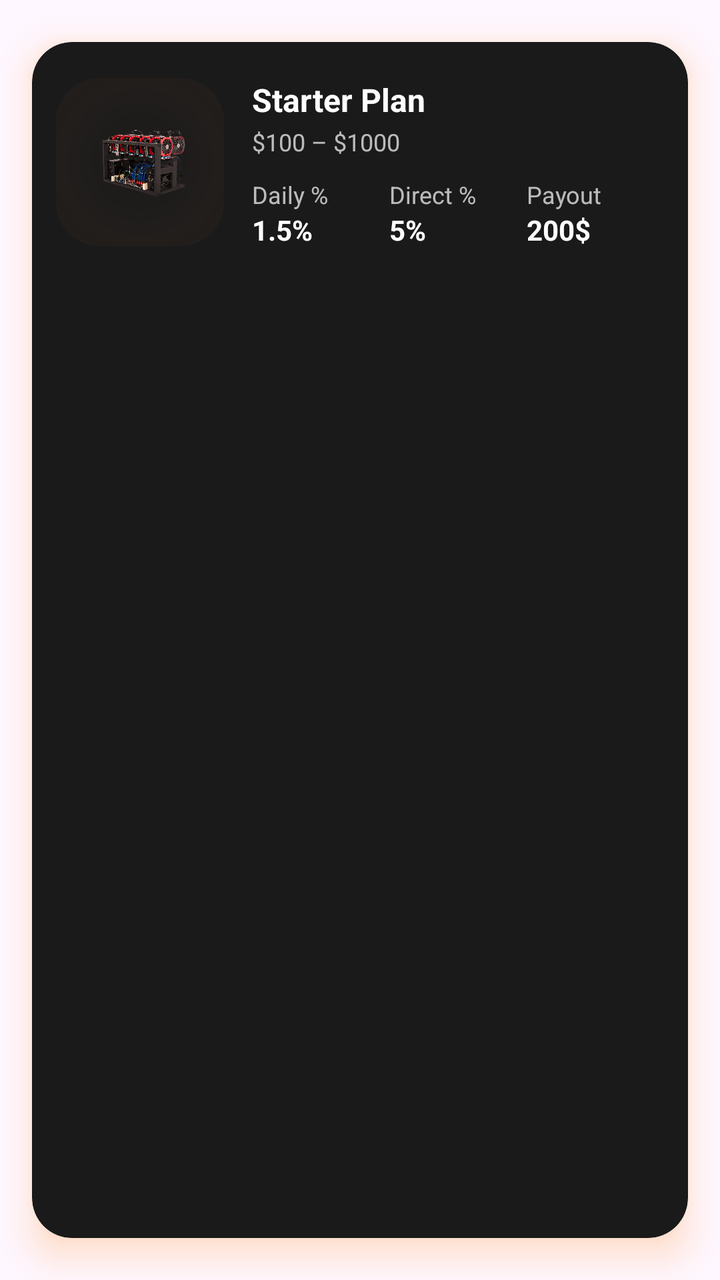
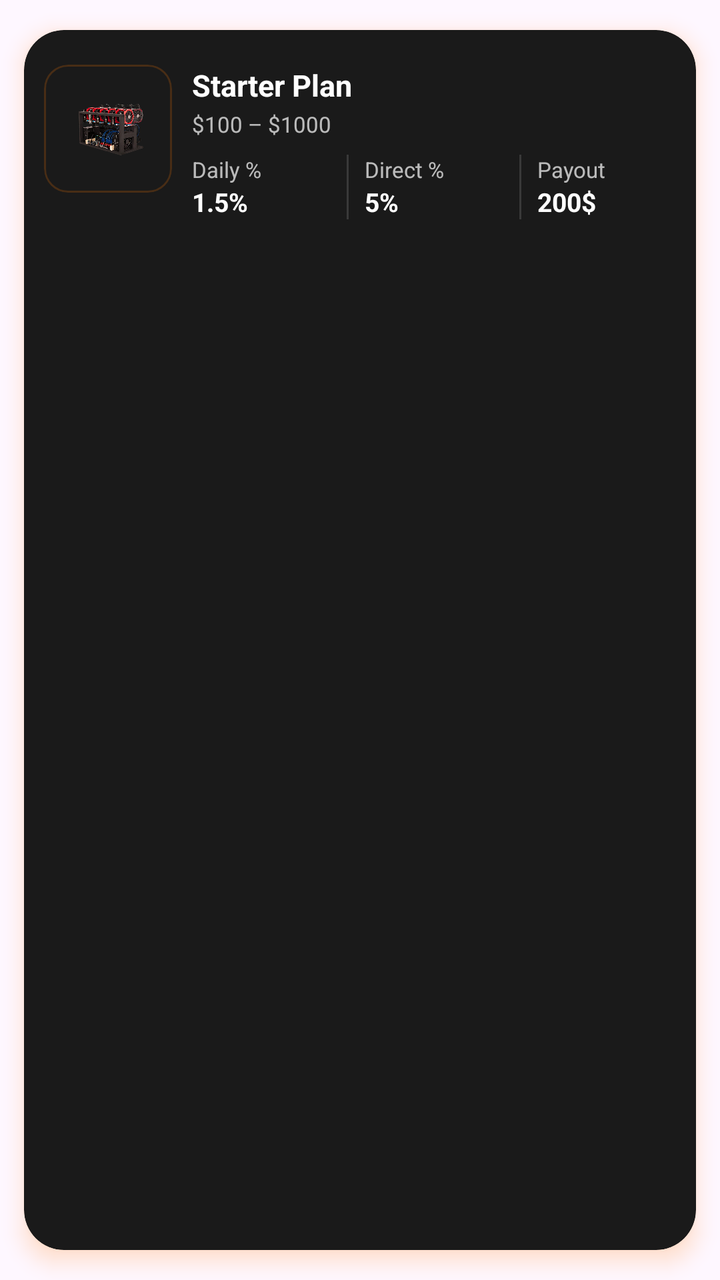

Screens rendered from an Android XML layout before and after an edit, with the pre-edit source and the edit as a unified diff.
<!-- AndroidManifest.xml: application theme Theme.Bitbloom -->
<!-- res/layout/item_plan.xml -->
<?xml version="1.0" encoding="utf-8"?>
<com.google.android.material.card.MaterialCardView xmlns:android="http://schemas.android.com/apk/res/android"
    xmlns:app="http://schemas.android.com/apk/res-auto"
    android:layout_width="match_parent"
    android:layout_height="wrap_content"
    android:foreground="?attr/selectableItemBackground"
    android:outlineAmbientShadowColor="#FF7B00"
    android:outlineSpotShadowColor="#FF7B00"
    app:cardBackgroundColor="@color/main_card_color"
    app:cardCornerRadius="20dp"
    app:cardElevation="10dp"
    app:cardMaxElevation="10dp"
    app:cardUseCompatPadding="true"
    app:strokeColor="@android:color/transparent"
    app:strokeWidth="0dp">

    <LinearLayout
        android:layout_width="match_parent"
        android:layout_height="wrap_content"
        android:orientation="horizontal"
        android:paddingHorizontal="12dp"
        android:paddingVertical="18dp">

        
        <FrameLayout
            android:layout_width="84dp"
            android:layout_height="84dp"
            android:layout_marginEnd="14dp"
            android:background="@drawable/bg_auth_card"
            android:padding="1dp">

            <ImageView
                android:id="@+id/ivPlan"
                android:layout_width="match_parent"
                android:layout_height="match_parent"
                android:scaleType="centerInside"
                android:src="@drawable/mining_1" />
        </FrameLayout>

        
        <LinearLayout
            android:layout_width="0dp"
            android:layout_height="wrap_content"
            android:layout_weight="1"
            android:orientation="vertical">

            <TextView
                android:id="@+id/tvName"
                android:layout_width="wrap_content"
                android:layout_height="wrap_content"
                android:text="@string/item_plan_starter_plan"
                android:textColor="@color/white"
                android:textSize="16sp"
                android:textStyle="bold" />

            <TextView
                android:id="@+id/tvRange"
                android:layout_width="wrap_content"
                android:layout_height="wrap_content"
                android:layout_marginTop="2dp"
                android:text="@string/item_plan_n_100_1000"
                android:textColor="@color/grey"
                android:textSize="12sp" />

            <LinearLayout
                android:layout_width="match_parent"
                android:layout_height="wrap_content"
                android:layout_marginTop="10dp"
                android:orientation="horizontal"
                android:weightSum="3">

                <LinearLayout
                    android:layout_width="0dp"
                    android:layout_height="wrap_content"
                    android:layout_weight="1"
                    android:orientation="vertical">

                    <TextView
                        android:layout_width="wrap_content"
                        android:layout_height="wrap_content"
                        android:text="@string/item_plan_daily"
                        android:textColor="@color/grey"
                        android:textSize="12sp" />

                    <TextView
                        android:id="@+id/tvDaily"
                        android:layout_width="wrap_content"
                        android:layout_height="wrap_content"
                        android:text="@string/item_plan_n_1_5"
                        android:textColor="@color/white"
                        android:textSize="14sp"
                        android:textStyle="bold" />
                </LinearLayout>

                <LinearLayout
                    android:layout_width="0dp"
                    android:layout_height="wrap_content"
                    android:layout_weight="1"
                    android:orientation="vertical">

                    <TextView
                        android:layout_width="wrap_content"
                        android:layout_height="wrap_content"
                        android:text="@string/item_plan_direct"
                        android:textColor="@color/grey"
                        android:textSize="12sp" />

                    <TextView
                        android:id="@+id/tvDirect"
                        android:layout_width="wrap_content"
                        android:layout_height="wrap_content"
                        android:text="@string/item_available_plans_1_n_5"
                        android:textColor="@color/white"
                        android:textSize="14sp"
                        android:textStyle="bold" />
                </LinearLayout>

                <LinearLayout
                    android:layout_width="0dp"
                    android:layout_height="wrap_content"
                    android:layout_weight="1"
                    android:orientation="vertical">

                    <TextView
                        android:layout_width="wrap_content"
                        android:layout_height="wrap_content"
                        android:text="@string/item_plan_payout"
                        android:textColor="@color/grey"
                        android:textSize="12sp" />

                    <TextView
                        android:id="@+id/tvPayout"
                        android:layout_width="wrap_content"
                        android:layout_height="wrap_content"
                        android:text="@string/item_plan_n_200"
                        android:textColor="@color/white"
                        android:textSize="14sp"
                        android:textStyle="bold" />
                </LinearLayout>
            </LinearLayout>
        </LinearLayout>
    </LinearLayout>
</com.google.android.material.card.MaterialCardView>
<!-- resources referenced by this layout -->
<resources>
  <color name="grey">#B4FFFFFF</color>
  <color name="main_card_color">#1A1A1A</color>
  <color name="white">#FFFFFFFF</color>
  <!-- drawable bg_auth_card (drawable) -->
  <?xml version="1.0" encoding="utf-8"?>
  <layer-list xmlns:android="http://schemas.android.com/apk/res/android">
      
      <item>
          <shape android:shape="rectangle">
              <corners android:radius="22dp" />
              <solid android:color="@android:color/transparent" />
          </shape>
      </item>
  
      
      
      <item>
          <shape android:shape="rectangle">
              <corners android:radius="22dp" />
              <gradient
                  android:centerColor="#33EF7D43"
                  android:centerX="0.5"
                  android:centerY="0.5"
                  android:endColor="#00EE6924"
                  android:gradientRadius="520dp"
                  android:startColor="#00EE6924"
                  android:type="radial" />
          </shape>
      </item>
  </layer-list>
  <!-- drawable mining_1: png bitmap (drawable, 641393 bytes) -->
  <string name="item_available_plans_1_n_5" formatted="false">5%</string>
  <string name="item_plan_daily" formatted="false">Daily %</string>
  <string name="item_plan_direct" formatted="false">Direct %</string>
  <string name="item_plan_n_100_1000">$100 – $1000</string>
  <string name="item_plan_n_1_5" formatted="false">1.5%</string>
  <string name="item_plan_n_200">200$</string>
  <string name="item_plan_payout">Payout</string>
  <string name="item_plan_starter_plan">Starter Plan</string>
  <style name="Theme.Bitbloom" parent="Base.Theme.Bitbloom">
          
          <item name="editTextStyle">@style/Widget.MXG.EditText.WhiteCursor</item>
          <item name="android:editTextStyle">@style/Widget.MXG.EditText.WhiteCursor</item>
  
          
          <item name="android:textCursorDrawable">@drawable/cursor_white</item>
      </style>
  <style name="Base.Theme.Bitbloom" parent="Theme.Material3.DayNight.NoActionBar">
          <item name="android:statusBarColor">@color/mxg_black</item>
          <item name="colorPrimary">@color/mxg_white</item>
          <item name="android:navigationBarColor">@color/mxg_black</item>
          <item name="android:datePickerDialogTheme">@style/BitbloomDatePickerTheme</item>
      </style>
  <style name="Widget.MXG.EditText.WhiteCursor" parent="Widget.AppCompat.EditText">
          <item name="android:textCursorDrawable">@drawable/cursor_white</item>
      </style>
  <!-- drawable cursor_white (drawable) -->
  <?xml version="1.0" encoding="utf-8"?>
  <shape xmlns:android="http://schemas.android.com/apk/res/android">
      <size android:width="2dp"/>
      <solid android:color="@android:color/white"/>
      <corners android:radius="1dp"/>
  </shape>
  <color name="mxg_black">#000000</color>
  <color name="mxg_white">#FFFFFF</color>
  <style name="BitbloomDatePickerTheme" parent="ThemeOverlay.MaterialComponents.MaterialAlertDialog">
          <item name="colorAccent">@color/status_bar_color</item> 
          <item name="android:headerBackground">@color/light_status_bar_color
          </item> 
          <item name="android:colorControlHighlight">@color/status_bar_color
          </item> 
          <item name="android:colorControlActivated">@color/status_bar_color
          </item> 
          <item name="android:textColorPrimaryInverse">@color/white</item> 
          <item name="android:textColor">@color/status_bar_color</item> 
          <item name="android:textColorPrimary">?attr/colorOnBackground</item> 
      </style>
  <color name="status_bar_color">#EE6924</color>
  <color name="light_status_bar_color">#EE6924</color>
</resources>

<!-- the commit's change to res/layout/item_plan.xml (unified diff, before → after) -->
@@ -8,136 +8,194 @@
     android:outlineSpotShadowColor="#FF7B00"
     app:cardBackgroundColor="@color/main_card_color"
     app:cardCornerRadius="20dp"
-    app:cardElevation="10dp"
-    app:cardMaxElevation="10dp"
+    app:cardElevation="6dp"
+    app:cardMaxElevation="6dp"
     app:cardUseCompatPadding="true"
     app:strokeColor="@android:color/transparent"
     app:strokeWidth="0dp">
 
-    <LinearLayout
+    <androidx.constraintlayout.widget.ConstraintLayout
         android:layout_width="match_parent"
         android:layout_height="wrap_content"
-        android:orientation="horizontal"
-        android:paddingHorizontal="12dp"
-        android:paddingVertical="18dp">
-
-        
-        <FrameLayout
-            android:layout_width="84dp"
-            android:layout_height="84dp"
-            android:layout_marginEnd="14dp"
-            android:background="@drawable/bg_auth_card"
-            android:padding="1dp">
+        android:minHeight="72dp"
+        android:paddingStart="10dp"
+        android:paddingEnd="10dp"
+        android:paddingBottom="10dp">
+
+        
+        <com.google.android.material.card.MaterialCardView
+            android:id="@+id/planImageCard"
+            android:layout_width="64dp"
+            android:layout_height="64dp"
+            app:cardCornerRadius="12dp"
+            app:cardElevation="0dp"
+            app:strokeColor="#33FF7B00"
+            app:strokeWidth="1dp"
+            app:cardBackgroundColor="@android:color/transparent"
+            app:layout_constraintStart_toStartOf="parent"
+            app:layout_constraintTop_toTopOf="parent"
+            app:layout_constraintBottom_toBottomOf="parent">
 
             <ImageView
                 android:id="@+id/ivPlan"
                 android:layout_width="match_parent"
                 android:layout_height="match_parent"
+                android:contentDescription="@string/app_name"
                 android:scaleType="centerInside"
                 android:src="@drawable/mining_1" />
-        </FrameLayout>
+        </com.google.android.material.card.MaterialCardView>
+
+        
+        <com.google.android.material.chip.Chip
+            android:id="@+id/chipExpired"
+            android:layout_width="wrap_content"
+            android:layout_height="36dp"
+            android:visibility="gone"
+            android:text="@string/expired"
+            android:textStyle="bold"
+            android:textAllCaps="false"
+            android:textSize="12sp"
+            android:paddingHorizontal="8dp"
+            android:textColor="@android:color/white"
+            app:chipIconVisible="false"
+            app:chipBackgroundColor="@color/design_default_color_error"
+            app:chipStrokeWidth="0dp"
+            app:rippleColor="@android:color/transparent"
+            app:layout_constraintTop_toTopOf="@id/planImageCard"
+            app:layout_constraintEnd_toEndOf="parent" />
+
+        
+        <TextView
+            android:id="@+id/tvName"
+            android:layout_width="0dp"
+            android:layout_height="wrap_content"
+            android:ellipsize="end"
+            android:maxLines="1"
+            android:text="@string/item_plan_starter_plan"
+            android:textColor="@color/white"
+            android:textSize="15sp"
+            android:textStyle="bold"
+            android:layout_marginStart="10dp"
+            android:layout_marginEnd="8dp"
+            app:layout_constraintStart_toEndOf="@id/planImageCard"
+            app:layout_constraintTop_toTopOf="@id/planImageCard"
+            app:layout_constraintEnd_toStartOf="@id/chipExpired"
+            app:layout_goneMarginEnd="0dp" />
+
+        <TextView
+            android:id="@+id/tvRange"
+            android:layout_width="0dp"
+            android:layout_height="wrap_content"
+            android:layout_marginTop="2dp"
+            android:ellipsize="end"
+            android:maxLines="1"
+            android:text="@string/item_plan_n_100_1000"
+            android:textColor="@color/grey"
+            android:textSize="11sp"
+            app:layout_constraintStart_toStartOf="@id/tvName"
+            app:layout_constraintTop_toBottomOf="@id/tvName"
+            app:layout_constraintEnd_toEndOf="parent" />
 
         
         <LinearLayout
+            android:id="@+id/statsRow"
             android:layout_width="0dp"
             android:layout_height="wrap_content"
-            android:layout_weight="1"
-            android:orientation="vertical">
-
-            <TextView
-                android:id="@+id/tvName"
-                android:layout_width="wrap_content"
+            android:layout_marginTop="8dp"
+            android:orientation="horizontal"
+            app:layout_constraintStart_toStartOf="@id/tvName"
+            app:layout_constraintTop_toBottomOf="@id/tvRange"
+            app:layout_constraintEnd_toEndOf="parent">
+
+            <LinearLayout
+                android:layout_width="0dp"
                 android:layout_height="wrap_content"
-                android:text="@string/item_plan_starter_plan"
-                android:textColor="@color/white"
-                android:textSize="16sp"
-                android:textStyle="bold" />
-
-            <TextView
-                android:id="@+id/tvRange"
-                android:layout_width="wrap_content"
+                android:layout_weight="1"
+                android:orientation="vertical">
+
+                <TextView
+                    android:layout_width="wrap_content"
+                    android:layout_height="wrap_content"
+                    android:text="@string/item_plan_daily"
+                    android:textColor="@color/grey"
+                    android:textSize="11sp" />
+
+                <TextView
+                    android:id="@+id/tvDaily"
+                    android:layout_width="wrap_content"
+                    android:layout_height="wrap_content"
+                    android:text="@string/item_plan_n_1_5"
+                    android:textColor="@color/white"
+                    android:textSize="13sp"
+                    android:textStyle="bold" />
+            </LinearLayout>
+
+            <View
+                android:layout_width="1dp"
+                android:layout_height="match_parent"
+                android:layout_marginHorizontal="8dp"
+                android:background="#22FFFFFF" />
+
+            <LinearLayout
+                android:layout_width="0dp"
                 android:layout_height="wrap_content"
-                android:layout_marginTop="2dp"
-                android:text="@string/item_plan_n_100_1000"
-                android:textColor="@color/grey"
-                android:textSize="12sp" />
+                android:layout_weight="1"
+                android:orientation="vertical">
+
+                <TextView
+                    android:layout_width="wrap_content"
+                    android:layout_height="wrap_content"
+                    android:text="@string/item_plan_direct"
+                    android:textColor="@color/grey"
+                    android:textSize="11sp" />
+
+                <TextView
+                    android:id="@+id/tvDirect"
+                    android:layout_width="wrap_content"
+                    android:layout_height="wrap_content"
+                    android:text="@string/item_available_plans_1_n_5"
+                    android:textColor="@color/white"
+                    android:textSize="13sp"
+                    android:textStyle="bold" />
+            </LinearLayout>
+
+            <View
+                android:layout_width="1dp"
+                android:layout_height="match_parent"
+                android:layout_marginHorizontal="8dp"
+                android:background="#22FFFFFF" />
 
             <LinearLayout
-                android:layout_width="match_parent"
+                android:layout_width="0dp"
                 android:layout_height="wrap_content"
-                android:layout_marginTop="10dp"
-                android:orientation="horizontal"
-                android:weightSum="3">
-
-                <LinearLayout
-                    android:layout_width="0dp"
-                    android:layout_height="wrap_content"
-                    android:layout_weight="1"
-                    android:orientation="vertical">
-
-                    <TextView
-                        android:layout_width="wrap_content"
-                        android:layout_height="wrap_content"
-                        android:text="@string/item_plan_daily"
-                        android:textColor="@color/grey"
-                        android:textSize="12sp" />
-
-                    <TextView
-                        android:id="@+id/tvDaily"
-                        android:layout_width="wrap_content"
-                        android:layout_height="wrap_content"
-                        android:text="@string/item_plan_n_1_5"
-                        android:textColor="@color/white"
-                        android:textSize="14sp"
-                        android:textStyle="bold" />
-                </LinearLayout>
-
-                <LinearLayout
-                    android:layout_width="0dp"
-                    android:layout_height="wrap_content"
-                    android:layout_weight="1"
-                    android:orientation="vertical">
-
-                    <TextView
-                        android:layout_width="wrap_content"
-                        android:layout_height="wrap_content"
-                        android:text="@string/item_plan_direct"
-                        android:textColor="@color/grey"
-                        android:textSize="12sp" />
-
-                    <TextView
-                        android:id="@+id/tvDirect"
-                        android:layout_width="wrap_content"
-                        android:layout_height="wrap_content"
-                        android:text="@string/item_available_plans_1_n_5"
-                        android:textColor="@color/white"
-                        android:textSize="14sp"
-                        android:textStyle="bold" />
-                </LinearLayout>
-
-                <LinearLayout
-                    android:layout_width="0dp"
-                    android:layout_height="wrap_content"
-                    android:layout_weight="1"
-                    android:orientation="vertical">
-
-                    <TextView
-                        android:layout_width="wrap_content"
-                        android:layout_height="wrap_content"
-                        android:text="@string/item_plan_payout"
-                        android:textColor="@color/grey"
-                        android:textSize="12sp" />
-
-                    <TextView
-                        android:id="@+id/tvPayout"
-                        android:layout_width="wrap_content"
-                        android:layout_height="wrap_content"
-                        android:text="@string/item_plan_n_200"
-                        android:textColor="@color/white"
-                        android:textSize="14sp"
-                        android:textStyle="bold" />
-                </LinearLayout>
+                android:layout_weight="1"
+                android:orientation="vertical">
+
+                <TextView
+                    android:layout_width="wrap_content"
+                    android:layout_height="wrap_content"
+                    android:text="@string/item_plan_payout"
+                    android:textColor="@color/grey"
+                    android:textSize="11sp" />
+
+                <TextView
+                    android:id="@+id/tvPayout"
+                    android:layout_width="wrap_content"
+                    android:layout_height="wrap_content"
+                    android:text="@string/item_plan_n_200"
+                    android:textColor="@color/white"
+                    android:textSize="13sp"
+                    android:textStyle="bold" />
             </LinearLayout>
         </LinearLayout>
-    </LinearLayout>
+
+        
+        <Space
+            android:layout_width="0dp"
+            android:layout_height="4dp"
+            app:layout_constraintTop_toBottomOf="@id/statsRow"
+            app:layout_constraintStart_toStartOf="@id/statsRow"
+            app:layout_constraintEnd_toEndOf="@id/statsRow" />
+
+    </androidx.constraintlayout.widget.ConstraintLayout>
 </com.google.android.material.card.MaterialCardView>
<!-- resource entries referenced after the edit -->
@@ -3,34 +3,9 @@
   <color name="grey">#B4FFFFFF</color>
   <color name="main_card_color">#1A1A1A</color>
   <color name="white">#FFFFFFFF</color>
-  <!-- drawable bg_auth_card (drawable) -->
-  <?xml version="1.0" encoding="utf-8"?>
-  <layer-list xmlns:android="http://schemas.android.com/apk/res/android">
-      
-      <item>
-          <shape android:shape="rectangle">
-              <corners android:radius="22dp" />
-              <solid android:color="@android:color/transparent" />
-          </shape>
-      </item>
-  
-      
-      
-      <item>
-          <shape android:shape="rectangle">
-              <corners android:radius="22dp" />
-              <gradient
-                  android:centerColor="#33EF7D43"
-                  android:centerX="0.5"
-                  android:centerY="0.5"
-                  android:endColor="#00EE6924"
-                  android:gradientRadius="520dp"
-                  android:startColor="#00EE6924"
-                  android:type="radial" />
-          </shape>
-      </item>
-  </layer-list>
   <!-- drawable mining_1: png bitmap (drawable, 641393 bytes) -->
+  <string name="app_name">Miner X</string>
+  <string name="expired">expired</string>
   <string name="item_available_plans_1_n_5" formatted="false">5%</string>
   <string name="item_plan_daily" formatted="false">Daily %</string>
   <string name="item_plan_direct" formatted="false">Direct %</string>
